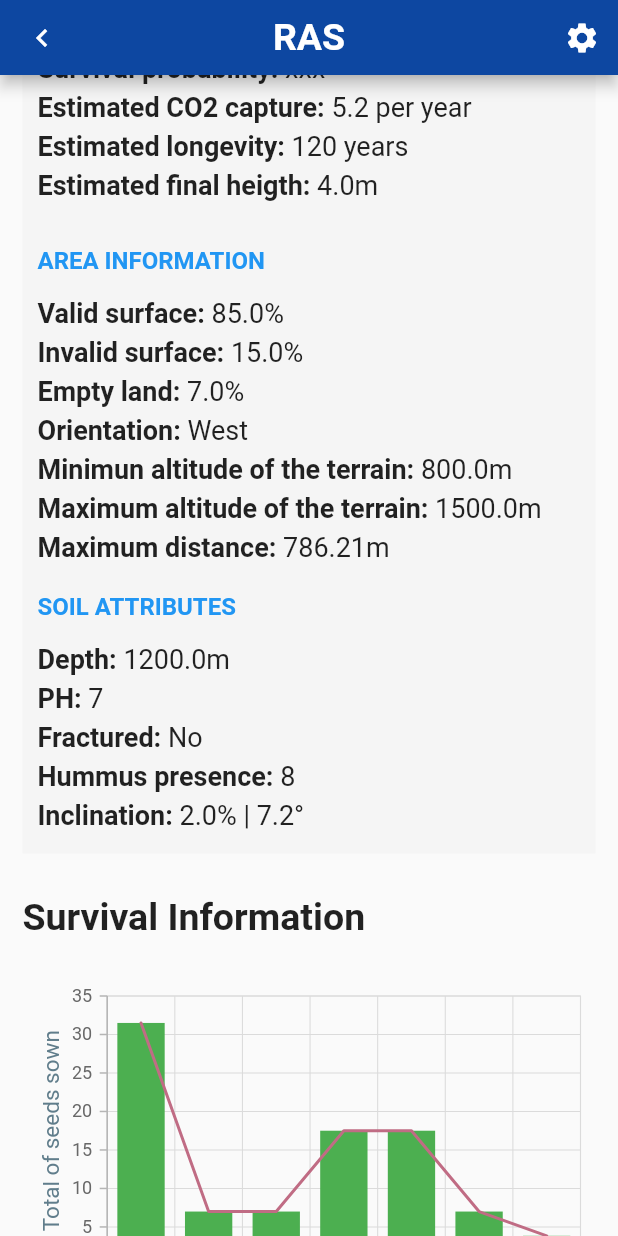
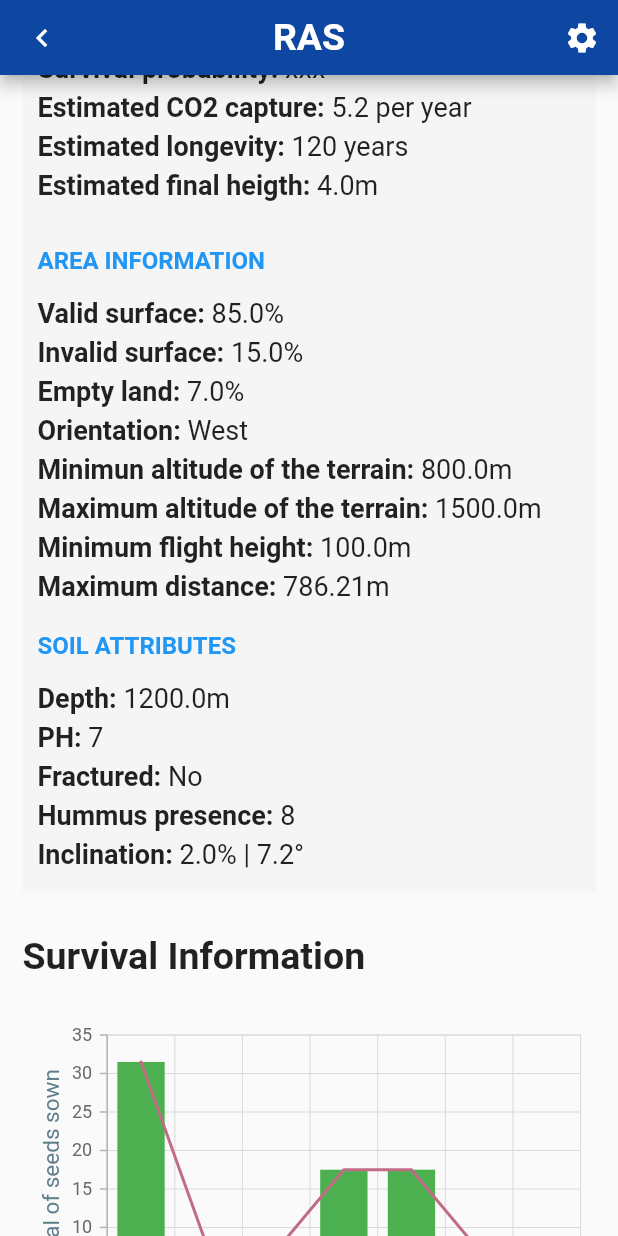
Before and after one commit to LiquidGalaxyLAB/reforestation-assistant-simulator, a Flutter app: the ProjectView screen opened directly with empty values, scrolled down 1152 dp, on a phone screen of 412 x 824 dp. Run offline on Flutter 3.47's test engine with Material 2 defaults, Android fonts, the phone set to English and light mode, and no system bars; our stand-ins replace firebase_auth, firebase_core, geolocator, google_maps_flutter, google_sign_in, pdf and 4 more; missing offline and left inert: downloads_path_provider, ssh; accounts and stored records are empty.

Commit message:
added new project attribute minFlightHeight + update form with value + display on project view

```diff
--- a/ras/lib/@fakedb/Projects.dart
+++ b/ras/lib/@fakedb/Projects.dart
@@ -82,6 +82,7 @@ class FakeProjects {
             LatLng(43.54724062357167, -5.534377954339718),
           ]),
           []),
+          100,
     ),
     Project(
       '',
@@ -158,6 +159,7 @@ class FakeProjects {
         ]),
         [],
       ),
+      100
     )
   ];
 }
--- a/ras/lib/models/Project.dart
+++ b/ras/lib/models/Project.dart
@@ -30,6 +30,7 @@ class Project {
   double minAltTerrain;
   double maxAltTerrain;
   double maxDistance;
+  double minFlightHeight;
 
   // SOIL ATTRIBUTES
   double depth;
@@ -67,6 +68,7 @@ class Project {
     this.hummus,
     this.inclination,
     this.geodata,
+    this.minFlightHeight,
   );
 
   @override
@@ -106,6 +108,7 @@ class Project {
       "hummus": hummus,
       "inclination": inclination,
       "geodata": geodata.toMap(),
+      "minFlightHeight": minFlightHeight,
     };
   }
 
@@ -140,6 +143,7 @@ class Project {
         element.value['hummus'],
         element.value['inclination'],
         Gmap.fromMap(element.value['geodata']),
+        element.value['minFlightHeight'],
       ));
     });
     return projects;
--- a/ras/lib/screens/ProjectList.dart
+++ b/ras/lib/screens/ProjectList.dart
@@ -51,6 +51,7 @@ class _ProjectListState extends State<ProjectList> {
         model.hummus,
         model.inclination,
         model.geodata,
+        model.minFlightHeight,
       );
       Future response = ProjectRepository().create(project);
       response.then((value) {
--- a/ras/lib/screens/ProjectView.dart
+++ b/ras/lib/screens/ProjectView.dart
@@ -374,6 +374,8 @@ class _ProjectViewState extends State<ProjectView> {
                         args.project.minAltTerrain.toString() + 'm'),
                     Item('Maximum altitude of the terrain',
                         args.project.maxAltTerrain.toString() + 'm'),
+                    Item('Minimum flight height',
+                        args.project.minFlightHeight.toString() + 'm'),
                     Item('Maximum distance',
                         args.project.maxDistance.toString() + 'm'),
                     ItemTitle('SOIL ATTRIBUTES'),
```
Also changed, not shown: ras/lib/screens/ProjectBuilder.dart (+38 -0 lines).
